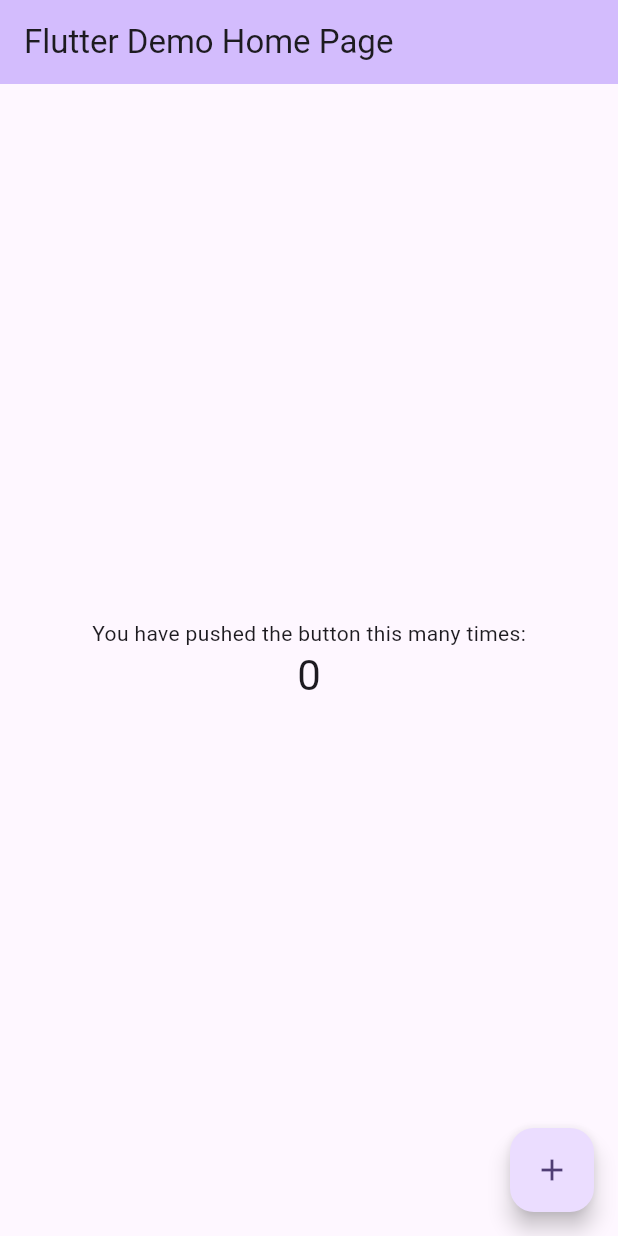
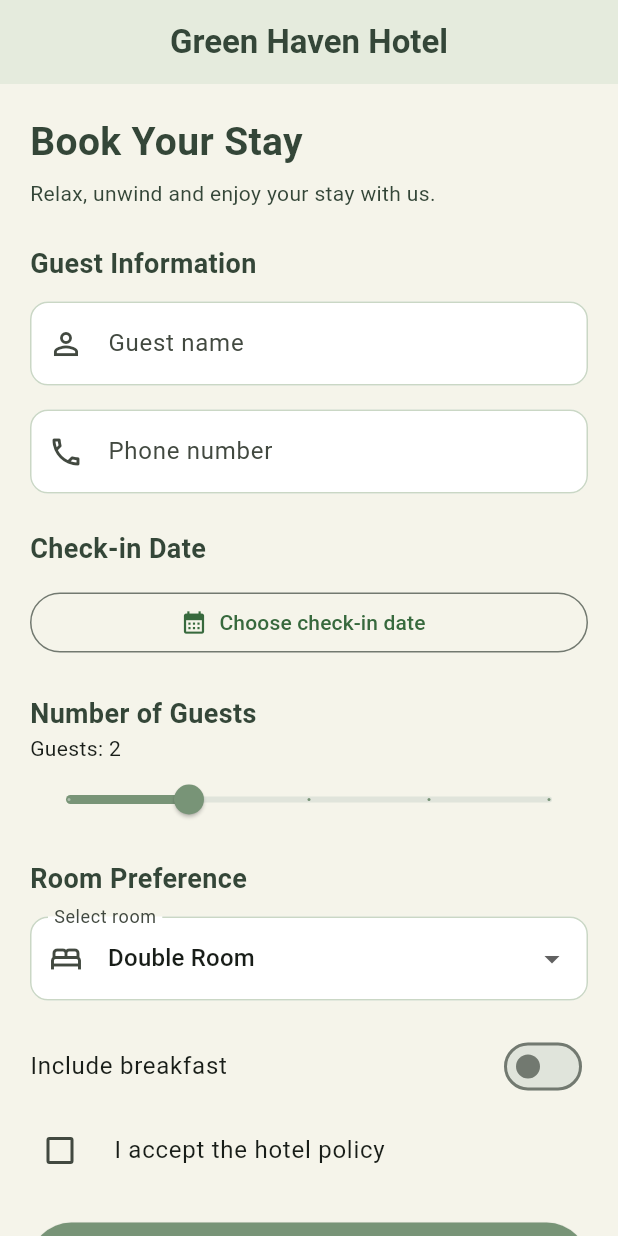
Before and after one commit to 102647/TMA3084_G02_102647_Hotel_Reservation_App, a Flutter app: the screen it shows after launch, on a phone screen of 412 x 824 dp. Run offline on Flutter 3.47's test engine with Material 3 defaults, Android fonts, the phone set to English and light mode, and no system bars.

Commit message:
Initial Lab 06 hotel reservation app prototype

```diff
--- /dev/null
+++ b/lib/booking_form_page.dart
@@ -0,0 +1,319 @@
+import 'package:flutter/material.dart';
+import 'room_list_page.dart';
+import 'validators.dart';
+
+class BookingFormPage extends StatefulWidget {
+  const BookingFormPage({super.key});
+
+  @override
+  State<BookingFormPage> createState() => _BookingFormPageState();
+}
+
+class _BookingFormPageState extends State<BookingFormPage> {
+  final _formKey = GlobalKey<FormState>();
+  final _nameController = TextEditingController();
+  final _phoneController = TextEditingController();
+
+  DateTime? _checkIn;
+  int _guests = 2;
+  String _room = 'Double Room';
+  bool _breakfast = false;
+  bool _accepted = false;
+
+  String? _dateError;
+  String? _policyError;
+
+  static const Color green = Color(0xFF789477);
+  static const Color darkGreen = Color(0xFF344638);
+
+  @override
+  void dispose() {
+    _nameController.dispose();
+    _phoneController.dispose();
+    super.dispose();
+  }
+
+  Future<void> _selectDate() async {
+    final today = DateTime.now();
+
+    final selectedDate = await showDatePicker(
+      context: context,
+      initialDate: today,
+      firstDate: today,
+      lastDate: today.add(const Duration(days: 365)),
+    );
+
+    if (selectedDate != null) {
+      setState(() {
+        _checkIn = selectedDate;
+        _dateError = null;
+      });
+    }
+  }
+
+  void _submitBooking() {
+    final formValid = _formKey.currentState!.validate();
+    final dateError = validateCheckIn(_checkIn);
+    final policyError = validateAgreement(_accepted);
+
+    setState(() {
+      _dateError = dateError;
+      _policyError = policyError;
+    });
+
+    if (!formValid || dateError != null || policyError != null) {
+      return;
+    }
+
+    Navigator.push(
+      context,
+      MaterialPageRoute(
+        builder: (context) => RoomListPage(
+          guests: _guests,
+          checkIn: _checkIn,
+          preferredRoom: _room,
+        ),
+      ),
+    );
+  }
+
+  @override
+  Widget build(BuildContext context) {
+    return Scaffold(
+      appBar: AppBar(
+        title: const Text(
+          'Green Haven Hotel',
+          style: TextStyle(fontWeight: FontWeight.bold),
+        ),
+      ),
+      body: SingleChildScrollView(
+        padding: const EdgeInsets.all(20),
+        child: Form(
+          key: _formKey,
+          autovalidateMode: AutovalidateMode.onUserInteraction,
+          child: Column(
+            crossAxisAlignment: CrossAxisAlignment.stretch,
+            children: [
+              const Text(
+                'Book Your Stay',
+                style: TextStyle(
+                  fontSize: 26,
+                  fontWeight: FontWeight.bold,
+                  color: darkGreen,
+                ),
+              ),
+              const SizedBox(height: 6),
+              const Text(
+                'Relax, unwind and enjoy your stay with us.',
+                style: TextStyle(color: darkGreen),
+              ),
+
+              const SizedBox(height: 24),
+
+              const Text(
+                'Guest Information',
+                style: TextStyle(
+                  fontSize: 18,
+                  fontWeight: FontWeight.bold,
+                  color: darkGreen,
+                ),
+              ),
+              const SizedBox(height: 12),
+
+              TextFormField(
+                key: const Key('guestNameField'),
+                controller: _nameController,
+                decoration: const InputDecoration(
+                  labelText: 'Guest name',
+                  prefixIcon: Icon(Icons.person_outline),
+                ),
+                validator: validateName,
+              ),
+              const SizedBox(height: 16),
+
+              TextFormField(
+                key: const Key('phoneField'),
+                controller: _phoneController,
+                keyboardType: TextInputType.phone,
+                decoration: const InputDecoration(
+                  labelText: 'Phone number',
+                  prefixIcon: Icon(Icons.phone_outlined),
+                ),
+                validator: validatePhone,
+              ),
+
+              const SizedBox(height: 24),
+
+              const Text(
+                'Check-in Date',
+                style: TextStyle(
+                  fontSize: 18,
+                  fontWeight: FontWeight.bold,
+                  color: darkGreen,
+                ),
+              ),
+              const SizedBox(height: 12),
+
+              OutlinedButton.icon(
+                key: const Key('checkInButton'),
+                onPressed: _selectDate,
+                icon: const Icon(Icons.calendar_month),
+                label: Text(
+                  _checkIn == null
+                      ? 'Choose check-in date'
+                      : '${_checkIn!.day}/${_checkIn!.month}/${_checkIn!.year}',
+                ),
+              ),
+
+              if (_dateError != null)
+                Padding(
+                  padding: const EdgeInsets.only(top: 8, left: 12),
+                  child: Text(
+                    _dateError!,
+                    style: TextStyle(
+                      color: Theme.of(context).colorScheme.error,
+                    ),
+                  ),
+                ),
+
+              const SizedBox(height: 24),
+
+              const Text(
+                'Number of Guests',
+                style: TextStyle(
+                  fontSize: 18,
+                  fontWeight: FontWeight.bold,
+                  color: darkGreen,
+                ),
+              ),
+
+              Text('Guests: $_guests'),
+
+              Slider(
+                key: const Key('guestSlider'),
+                value: _guests.toDouble(),
+                min: 1,
+                max: 5,
+                divisions: 4,
+                activeColor: green,
+                label: '$_guests',
+                onChanged: (value) {
+                  setState(() {
+                    _guests = value.round();
+                  });
+                },
+              ),
+
+              const SizedBox(height: 16),
+
+              const Text(
+                'Room Preference',
+                style: TextStyle(
+                  fontSize: 18,
+                  fontWeight: FontWeight.bold,
+                  color: darkGreen,
+                ),
+              ),
+              const SizedBox(height: 12),
+
+              DropdownButtonFormField<String>(
+                key: const Key('roomDropdown'),
+                initialValue: _room,
+                decoration: const InputDecoration(
+                  prefixIcon: Icon(Icons.bed_outlined),
+                  labelText: 'Select room',
+                ),
+                items: const [
+                  DropdownMenuItem(
+                    value: 'Single Room',
+                    child: Text('Single Room'),
+                  ),
+                  DropdownMenuItem(
+                    value: 'Double Room',
+                    child: Text('Double Room'),
+                  ),
+                  DropdownMenuItem(
+                    value: 'Family Room',
+                    child: Text('Family Room'),
+                  ),
+                ],
+                onChanged: (value) {
+                  if (value != null) {
+                    setState(() {
+                      _room = value;
+                    });
+                  }
+                },
+              ),
+
+              const SizedBox(height: 16),
+
+              SwitchListTile(
+                key: const Key('breakfastSwitch'),
+                title: const Text('Include breakfast'),
+                value: _breakfast,
+                activeThumbColor: green,
+                contentPadding: EdgeInsets.zero,
+                onChanged: (value) {
+                  setState(() {
+                    _breakfast = value;
+                  });
+                },
+              ),
+
+              CheckboxListTile(
+                key: const Key('policyCheckbox'),
+                title: const Text('I accept the hotel policy'),
+                value: _accepted,
+                activeColor: green,
+                controlAffinity: ListTileControlAffinity.leading,
+                contentPadding: EdgeInsets.zero,
+                onChanged: (value) {
+                  setState(() {
+                    _accepted = value ?? false;
+                    _policyError = null;
+                  });
+                },
+              ),
+
+              if (_policyError != null)
+                Padding(
+                  padding: const EdgeInsets.only(left: 12),
+                  child: Text(
+                    _policyError!,
+                    style: TextStyle(
+                      color: Theme.of(context).colorScheme.error,
+                    ),
+                  ),
+                ),
+
+              const SizedBox(height: 20),
+
+              AnimatedContainer(
+                duration: const Duration(milliseconds: 300),
+                child: ElevatedButton(
+                  key: const Key('reserveButton'),
+                  onPressed: _submitBooking,
+                  style: ElevatedButton.styleFrom(
+                    backgroundColor: green,
+                    foregroundColor: Colors.white,
+                    padding: const EdgeInsets.symmetric(vertical: 16),
+                  ),
+                  child: const Text(
+                    'Reserve',
+                    style: TextStyle(
+                      fontSize: 16,
+                      fontWeight: FontWeight.bold,
+                    ),
+                  ),
+                ),
+              ),
+
+              const SizedBox(height: 20),
+            ],
+          ),
+        ),
+      ),
+    );
+  }
+}
--- a/lib/main.dart
+++ b/lib/main.dart
@@ -1,122 +1,59 @@
 import 'package:flutter/material.dart';
+import 'booking_form_page.dart';
 
 void main() {
-  runApp(const MyApp());
+  runApp(const HotelReservationApp());
 }
 
-class MyApp extends StatelessWidget {
-  const MyApp({super.key});
+class HotelReservationApp extends StatelessWidget {
+  const HotelReservationApp({super.key});
 
-  // This widget is the root of your application.
   @override
   Widget build(BuildContext context) {
     return MaterialApp(
-      title: 'Flutter Demo',
+      title: 'Green Haven Hotel',
+      debugShowCheckedModeBanner: false,
+
       theme: ThemeData(
-        // This is the theme of your application.
-        //
-        // TRY THIS: Try running your application with "flutter run". You'll see
-        // the application has a purple toolbar. Then, without quitting the app,
-        // try changing the seedColor in the colorScheme below to Colors.green
-        // and then invoke "hot reload" (save your changes or press the "hot
-        // reload" button in a Flutter-supported IDE, or press "r" if you used
-        // the command line to start the app).
-        //
-        // Notice that the counter didn't reset back to zero; the application
-        // state is not lost during the reload. To reset the state, use hot
-        // restart instead.
-        //
-        // This works for code too, not just values: Most code changes can be
-        // tested with just a hot reload.
-        colorScheme: .fromSeed(seedColor: Colors.deepPurple),
+        useMaterial3: true,
+
+        colorScheme: ColorScheme.fromSeed(
+          seedColor: const Color(0xFF789477),
+          brightness: Brightness.light,
+        ),
+
+        scaffoldBackgroundColor: const Color(0xFFF5F4EA),
+
+        appBarTheme: const AppBarTheme(
+          backgroundColor: Color(0xFFE5EBDD),
+          foregroundColor: Color(0xFF344638),
+          centerTitle: true,
+          elevation: 0,
+        ),
+
+        inputDecorationTheme: InputDecorationTheme(
+          filled: true,
+          fillColor: Colors.white,
+          border: OutlineInputBorder(
+            borderRadius: BorderRadius.circular(12),
+          ),
+          enabledBorder: OutlineInputBorder(
+            borderRadius: BorderRadius.circular(12),
+            borderSide: const BorderSide(
+              color: Color(0xFFCAD7C5),
+            ),
+          ),
+          focusedBorder: OutlineInputBorder(
+            borderRadius: BorderRadius.circular(12),
+            borderSide: const BorderSide(
+              color: Color(0xFF789477),
+              width: 2,
+            ),
+          ),
+        ),
       ),
-      home: const MyHomePage(title: 'Flutter Demo Home Page'),
+
+      home: const BookingFormPage(),
     );
   }
 }
-
-class MyHomePage extends StatefulWidget {
-  const MyHomePage({super.key, required this.title});
-
-  // This widget is the home page of your application. It is stateful, meaning
-  // that it has a State object (defined below) that contains fields that affect
-  // how it looks.
-
-  // This class is the configuration for the state. It holds the values (in this
-  // case the title) provided by the parent (in this case the App widget) and
-  // used by the build method of the State. Fields in a Widget subclass are
-  // always marked "final".
-
-  final String title;
-
-  @override
-  State<MyHomePage> createState() => _MyHomePageState();
-}
-
-class _MyHomePageState extends State<MyHomePage> {
-  int _counter = 0;
-
-  void _incrementCounter() {
-    setState(() {
-      // This call to setState tells the Flutter framework that something has
-      // changed in this State, which causes it to rerun the build method below
-      // so that the display can reflect the updated values. If we changed
-      // _counter without calling setState(), then the build method would not be
-      // called again, and so nothing would appear to happen.
-      _counter++;
-    });
-  }
-
-  @override
-  Widget build(BuildContext context) {
-    // This method is rerun every time setState is called, for instance as done
-    // by the _incrementCounter method above.
-    //
-    // The Flutter framework has been optimized to make rerunning build methods
-    // fast, so that you can just rebuild anything that needs updating rather
-    // than having to individually change instances of widgets.
-    return Scaffold(
-      appBar: AppBar(
-        // TRY THIS: Try changing the color here to a specific color (to
-        // Colors.amber, perhaps?) and trigger a hot reload to see the AppBar
-        // change color while the other colors stay the same.
-        backgroundColor: Theme.of(context).colorScheme.inversePrimary,
-        // Here we take the value from the MyHomePage object that was created by
-        // the App.build method, and use it to set our appbar title.
-        title: Text(widget.title),
-      ),
-      body: Center(
-        // Center is a layout widget. It takes a single child and positions it
-        // in the middle of the parent.
-        child: Column(
-          // Column is also a layout widget. It takes a list of children and
-          // arranges them vertically. By default, it sizes itself to fit its
-          // children horizontally, and tries to be as tall as its parent.
-          //
-          // Column has various properties to control how it sizes itself and
-          // how it positions its children. Here we use mainAxisAlignment to
-          // center the children vertically; the main axis here is the vertical
-          // axis because Columns are vertical (the cross axis would be
-          // horizontal).
-          //
-          // TRY THIS: Invoke "debug painting" (choose the "Toggle Debug Paint"
-          // action in the IDE, or press "p" in the console), to see the
-          // wireframe for each widget.
-          mainAxisAlignment: .center,
-          children: [
-            const Text('You have pushed the button this many times:'),
-            Text(
-              '$_counter',
-              style: Theme.of(context).textTheme.headlineMedium,
-            ),
-          ],
-        ),
-      ),
-      floatingActionButton: FloatingActionButton(
-        onPressed: _incrementCounter,
-        tooltip: 'Increment',
-        child: const Icon(Icons.add),
-      ),
-    );
-  }
-}
--- /dev/null
+++ b/lib/room_type.dart
@@ -0,0 +1,34 @@
+class RoomType {
+  final String name;
+  final String description;
+  final int capacity;
+  final double pricePerNight;
+
+  const RoomType({
+    required this.name,
+    required this.description,
+    required this.capacity,
+    required this.pricePerNight,
+  });
+}
+
+const List<RoomType> availableRooms = [
+  RoomType(
+    name: 'Single Room',
+    description: 'A cosy room for one guest.',
+    capacity: 1,
+    pricePerNight: 150.00,
+  ),
+  RoomType(
+    name: 'Double Room',
+    description: 'A comfortable room with a double bed.',
+    capacity: 2,
+    pricePerNight: 250.00,
+  ),
+  RoomType(
+    name: 'Family Room',
+    description: 'A spacious room suitable for families.',
+    capacity: 5,
+    pricePerNight: 400.00,
+  ),
+];
--- /dev/null
+++ b/lib/validators.dart
@@ -0,0 +1,43 @@
+String? validateName(String? value) {
+  final name = value?.trim() ?? '';
+
+  if (name.isEmpty) {
+    return 'Please enter your name';
+  }
+
+  if (name.length < 3) {
+    return 'Name must have at least 3 characters';
+  }
+
+  return null;
+}
+
+String? validatePhone(String? value) {
+  final phone = value?.trim() ?? '';
+
+  if (phone.isEmpty) {
+    return 'Please enter your phone number';
+  }
+
+  if (!RegExp(r'^\d{10,11}$').hasMatch(phone)) {
+    return 'Use 10 or 11 digits, numbers only';
+  }
+
+  return null;
+}
+
+String? validateCheckIn(DateTime? date) {
+  if (date == null) {
+    return 'Choose a check-in date';
+  }
+
+  return null;
+}
+
+String? validateAgreement(bool accepted) {
+  if (!accepted) {
+    return 'Please accept the hotel policy';
+  }
+
+  return null;
+}
```
Also changed, not shown: lib/room_list_page.dart (added, +157 -0 lines), 6 other files.
